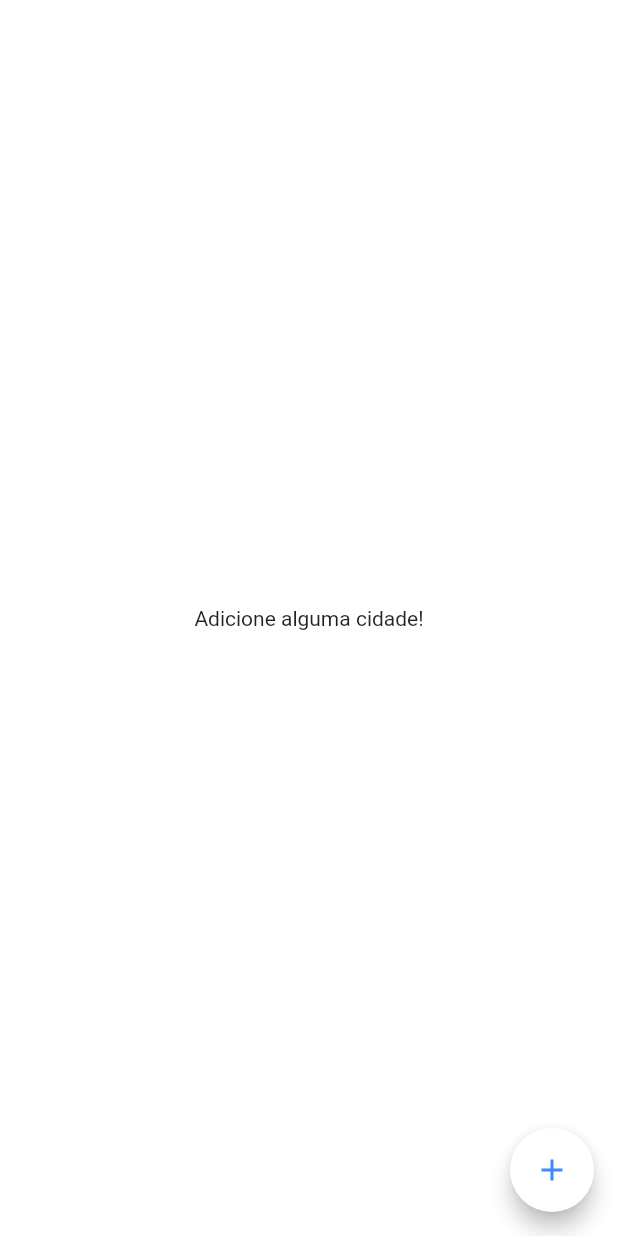
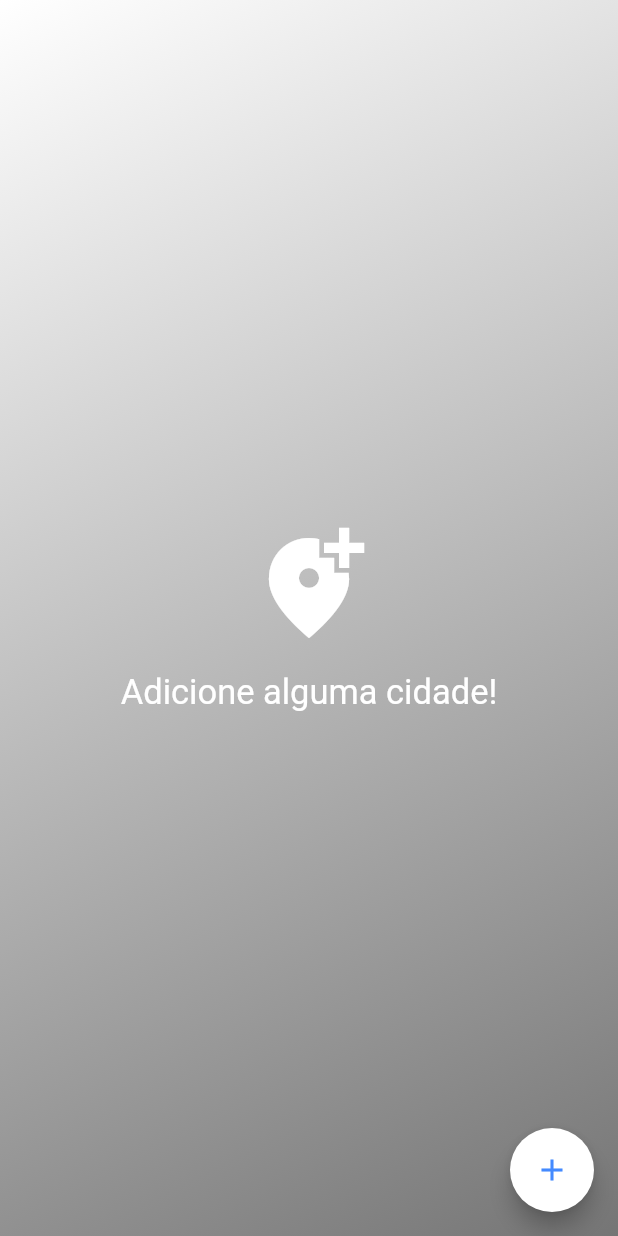
Before and after one commit to feliper2002/weatherapp, a Flutter app: the screen it shows after launch, on a phone screen of 412 x 824 dp. Run offline on Flutter 3.47's test engine with Material 2 defaults, Android fonts, the phone set to English and light mode, and no system bars; our stand-ins replace flutter_modular, mobx; missing offline and left inert: material_dialogs; generated files the repository leaves out were written again.

Commit message:
Background fix, Colors fix, No city background design, Request parsed URL fix

```diff
--- a/lib/app/models/weatherApi.dart
+++ b/lib/app/models/weatherApi.dart
@@ -140,7 +140,7 @@ class Main {
 
   Main.fromJson(Map<String, dynamic> json) {
     temp = json['temp'];
-    feelsLike = json['feels_like'];
+    // feelsLike = json['feels_like'];
     tempMin = json['temp_min'];
     tempMax = json['temp_max'];
     pressure = json['pressure'];
--- a/lib/app/modules/home/home_controller.dart
+++ b/lib/app/modules/home/home_controller.dart
@@ -17,4 +17,10 @@ abstract class _HomeControllerBase with Store {
     else
       print('Essa cidade já está na lista!');
   }
+
+  double transformKelvin2Celsius(double temp) {
+    double newTemp;
+    newTemp = temp - 273.15;
+    return newTemp;
+  }
 }
--- a/lib/app/modules/home/home_page.dart
+++ b/lib/app/modules/home/home_page.dart
@@ -2,16 +2,16 @@ import 'package:flutter/material.dart';
 import 'package:flutter_modular/flutter_modular.dart';
 import 'package:material_dialogs/material_dialogs.dart';
 import 'package:material_dialogs/widgets/buttons/icon_button.dart';
-import 'package:material_dialogs/widgets/buttons/icon_outline_button.dart';
-import 'package:mobx/mobx.dart';
 import 'package:weatherapp/app/modules/home/widgets/background_img.dart';
 import 'package:weatherapp/app/modules/home/widgets/city_name.dart';
 import 'package:weatherapp/app/modules/home/widgets/dateTime.dart';
 import 'package:weatherapp/app/modules/home/widgets/min_max_Temp.dart';
+import 'package:weatherapp/app/modules/home/widgets/no_city.dart';
 import 'package:weatherapp/app/modules/home/widgets/pressure_humidity.dart';
 import 'package:weatherapp/app/modules/home/widgets/temperature.dart';
 import 'package:weatherapp/app/shared/stores/weather_store.dart';
 import 'home_controller.dart';
+import 'package:flutter/services.dart';
 
 class HomePage extends StatefulWidget {
   @override
@@ -45,7 +45,6 @@ class _HomePageState extends ModularState<HomePage, HomeController> {
       'temp-max': weather?.main?.tempMax ?? 0.0,
       'temp-min': weather?.main?.tempMin ?? 0.0,
       'humidity': weather?.main?.humidity,
-      'feelsLike': weather?.main?.feelsLike ?? 0.0,
       'pressure': weather?.main?.pressure,
       'timezone': weather?.timezone,
       'clouds': weather?.clouds?.all,
@@ -57,12 +56,6 @@ class _HomePageState extends ModularState<HomePage, HomeController> {
       'sunset': weather?.sys?.sunset,
     };
     return placeInfo;
-  }
-
-  double transformKelvin2Celsius(double temp) {
-    double newTemp;
-    newTemp = temp - 273.15;
-    return newTemp;
   }
 
   TextEditingController textEditingController = TextEditingController();
@@ -136,9 +129,7 @@ class _HomePageState extends ModularState<HomePage, HomeController> {
                 ),
               ),
             )
-          : Center(
-              child: Text('Adicione alguma cidade!'),
-            ),
+          : NoCityPage(),
     );
   }
 }
--- a/lib/app/modules/home/widgets/background_img.dart
+++ b/lib/app/modules/home/widgets/background_img.dart
@@ -3,7 +3,7 @@ import 'package:flutter/material.dart';
 List<String> backgrounds = [
   'assets/morning.jpg',
   'assets/night_c2.jpg',
-  'assets/after_noon.png',
+  'assets/morning2.jpg',
 ];
 
 backgroundImg(BoxConstraints constraints, int index) => Container(
@@ -21,7 +21,9 @@ backgroundImg(BoxConstraints constraints, int index) => Container(
             (DateTime.now().hour >= 0 && DateTime.now().hour < 6) ||
                     (DateTime.now().hour >= 18 && DateTime.now().hour < 23)
                 ? backgrounds[1]
-                : backgrounds[0],
+                : (DateTime.now().hour > 12 && DateTime.now().hour < 18)
+                    ? backgrounds[2]
+                    : backgrounds[0],
           ),
           fit: BoxFit.cover,
         ),
--- a/lib/app/modules/home/widgets/city_name.dart
+++ b/lib/app/modules/home/widgets/city_name.dart
@@ -3,7 +3,7 @@ import 'package:flutter/material.dart';
 cityName(AsyncSnapshot<dynamic> snapshot) => Align(
       alignment: Alignment.topCenter,
       child: Text(
-        snapshot.data['name'],
+        '${snapshot.data['name']}, ${snapshot.data['country']}',
         style: TextStyle(
           fontSize: 28,
           fontWeight: FontWeight.bold,
--- /dev/null
+++ b/lib/app/modules/home/widgets/no_city.dart
@@ -0,0 +1,43 @@
+import 'package:flutter/material.dart';
+
+class NoCityPage extends StatelessWidget {
+  @override
+  Widget build(BuildContext context) {
+    return LayoutBuilder(
+      builder: (context, constraints) => Center(
+        child: Container(
+          height: constraints.maxHeight,
+          width: constraints.maxWidth,
+          decoration: BoxDecoration(
+            gradient: LinearGradient(
+              begin: Alignment.topLeft,
+              end: Alignment.bottomRight,
+              colors: [
+                Colors.white,
+                Colors.grey[600],
+              ],
+            ),
+          ),
+          child: Column(
+            mainAxisAlignment: MainAxisAlignment.center,
+            children: [
+              Icon(
+                Icons.add_location_alt,
+                size: 80,
+                color: Colors.white,
+              ),
+              SizedBox(height: 20),
+              Text(
+                'Adicione alguma cidade!',
+                style: TextStyle(
+                  fontSize: 23,
+                  color: Colors.white,
+                ),
+              ),
+            ],
+          ),
+        ),
+      ),
+    );
+  }
+}
--- a/lib/app/modules/home/widgets/pressure_humidity.dart
+++ b/lib/app/modules/home/widgets/pressure_humidity.dart
@@ -5,15 +5,33 @@ pressure_humidity(AsyncSnapshot<dynamic> snapshot) => Row(
         Expanded(
           child: ListTile(
             minLeadingWidth: 14,
-            leading: Icon(Icons.device_thermostat),
-            title: Text('${snapshot.data['pressure']} kPa'),
+            leading: Icon(
+              Icons.device_thermostat,
+              color: Colors.white,
+            ),
+            title: Text(
+              '${snapshot.data['pressure']} kPa',
+              style: TextStyle(
+                color: Colors.white,
+                fontWeight: FontWeight.bold,
+              ),
+            ),
           ),
         ),
         Expanded(
           child: ListTile(
             minLeadingWidth: 14,
-            leading: Icon(Icons.wb_cloudy),
-            title: Text('${snapshot.data['humidity']} lb/ft³'),
+            leading: Icon(
+              Icons.wb_cloudy,
+              color: Colors.white,
+            ),
+            title: Text(
+              '${snapshot.data['humidity']} lb/ft³',
+              style: TextStyle(
+                color: Colors.white,
+                fontWeight: FontWeight.bold,
+              ),
+            ),
           ),
         ),
       ],
--- a/lib/app/shared/stores/weather_store.dart
+++ b/lib/app/shared/stores/weather_store.dart
@@ -15,15 +15,13 @@ abstract class _WeatherStoreBase with Store {
   WeatherAPI get weatherApi => _weatherAPI;
 
   Future<WeatherAPI> fetchWeatherApi({String place}) async {
+    final placeName = place.replaceAll(' ', '%20');
+    print(placeName);
     String url =
-        'https://api.openweathermap.org/data/2.5/weather?q=$place,br&APPID=228dd7d24d0eaeee4e90ce3e2244240d';
+        'https://api.openweathermap.org/data/2.5/weather?q=$placeName,br&APPID=228dd7d24d0eaeee4e90ce3e2244240d';
     final response = await http.get(url);
     final json = jsonDecode(response.body);
     print(json.toString());
     return WeatherAPI.fromJson(json);
   }
 }
-
-// main() async {
-//   await WeatherStore().fetchWeatherApi(place: 'Salvador');
-// }
--- a/pubspec.yaml
+++ b/pubspec.yaml
@@ -35,9 +35,9 @@ dependencies:
     sdk: flutter
   flutter_mobx: ^1.1.0+2
   flutter_modular: ^2.0.1
-  http:
-  intl:
-  material_dialogs:
+  http: null
+  intl: null
+  material_dialogs: null
   mobx: ^1.2.1+4
 dev_dependencies:
   flutter_test:
```
Also changed, not shown: pubspec.lock, 2 other files.
